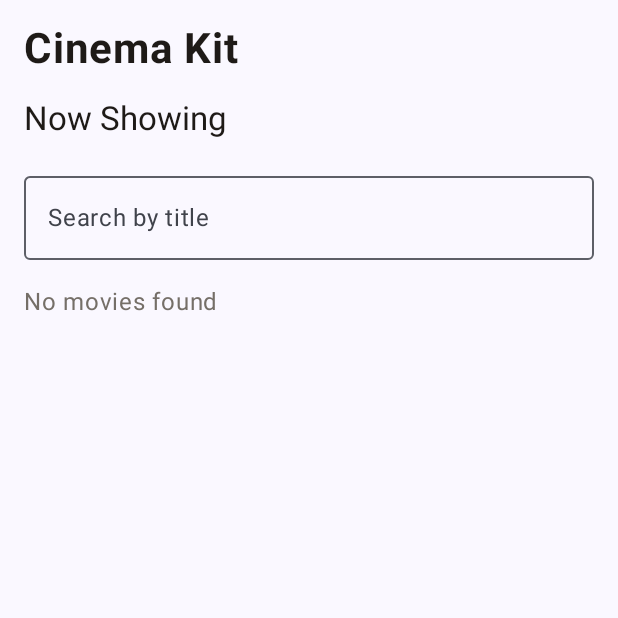
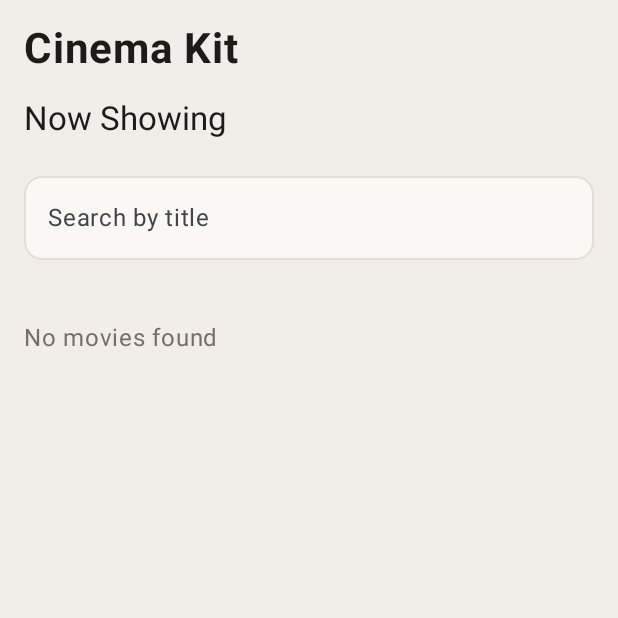
Before and after one commit to thess2r/CinemaBooking, an Android app built with Jetpack Compose: the composable MoviesScreen called with empty values, on a phone screen of 412 x 824 dp, the top half of it. Run offline under Robolectric (Android 15) with nearby library versions, the phone set to English and light mode, and no system bars.

Commit message:
style(movies): polish catalog screen design

```diff
--- a/app/src/main/java/com/example/cinemabooking/ui/screens/MoviesScreen.kt
+++ b/app/src/main/java/com/example/cinemabooking/ui/screens/MoviesScreen.kt
@@ -1,5 +1,9 @@
 
 package com.example.cinemabooking.ui.screens
+import androidx.compose.foundation.background
+import androidx.compose.foundation.layout.fillMaxWidth
+import androidx.compose.material3.OutlinedTextFieldDefaults
+import androidx.compose.foundation.shape.RoundedCornerShape
 import androidx.compose.foundation.layout.fillMaxWidth
 import androidx.compose.material3.OutlinedTextField
 import androidx.compose.runtime.getValue
@@ -42,6 +46,7 @@ fun MoviesScreen(
     Column(
         modifier = Modifier
             .fillMaxSize()
+            .background(Color(0xFFF1EDE8))
             .padding(16.dp),
         verticalArrangement = Arrangement.spacedBy(16.dp)
     ) {
@@ -62,14 +67,23 @@ fun MoviesScreen(
             onValueChange = { searchQuery = it },
             label = { Text("Search by title") },
             singleLine = true,
-            modifier = Modifier.fillMaxWidth()
+            modifier = Modifier.fillMaxWidth(),
+            shape = RoundedCornerShape(12.dp),
+            colors = OutlinedTextFieldDefaults.colors(
+                focusedBorderColor = Color(0xFFC6512D),
+                unfocusedBorderColor = Color(0xFFE3DDD6),
+                focusedContainerColor = Color(0xFFFAF8F5),
+                unfocusedContainerColor = Color(0xFFFAF8F5)
+            )
         )
 
 
         if (filteredMovies.isEmpty()) {
             Text(
                 text = "No movies found",
-                color = Color(0xFF756F68)
+                color = Color(0xFF756F68),
+                fontSize = 16.sp,
+                modifier = Modifier.padding(vertical = 24.dp)
             )
         } else {
             LazyColumn(
```
